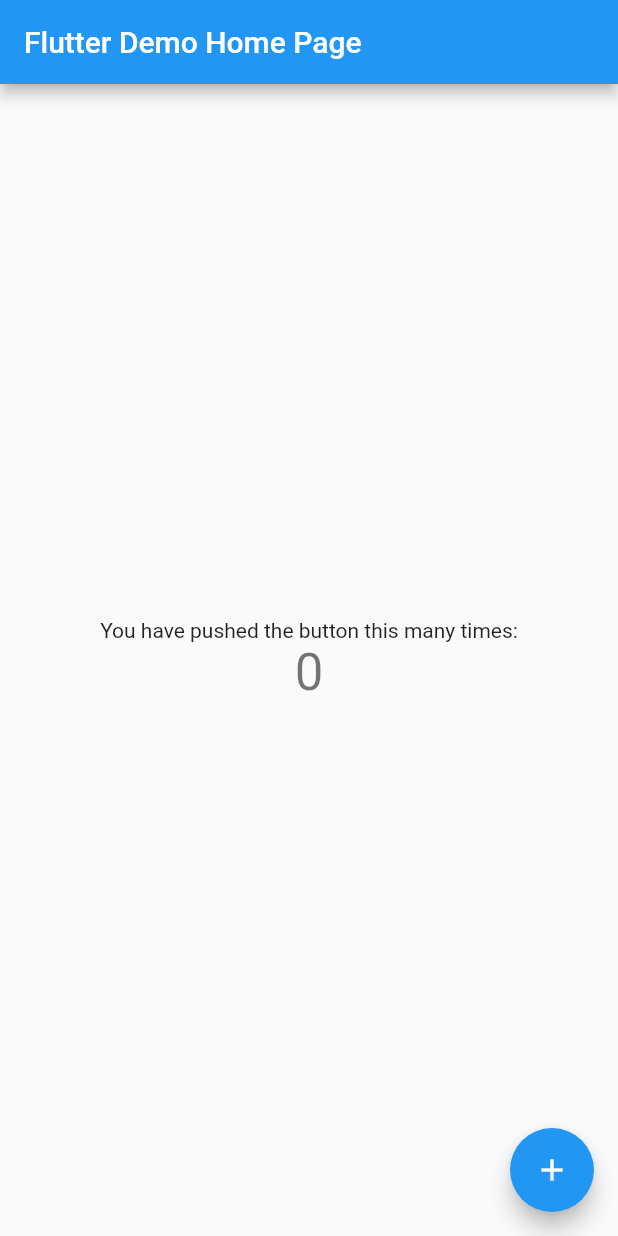
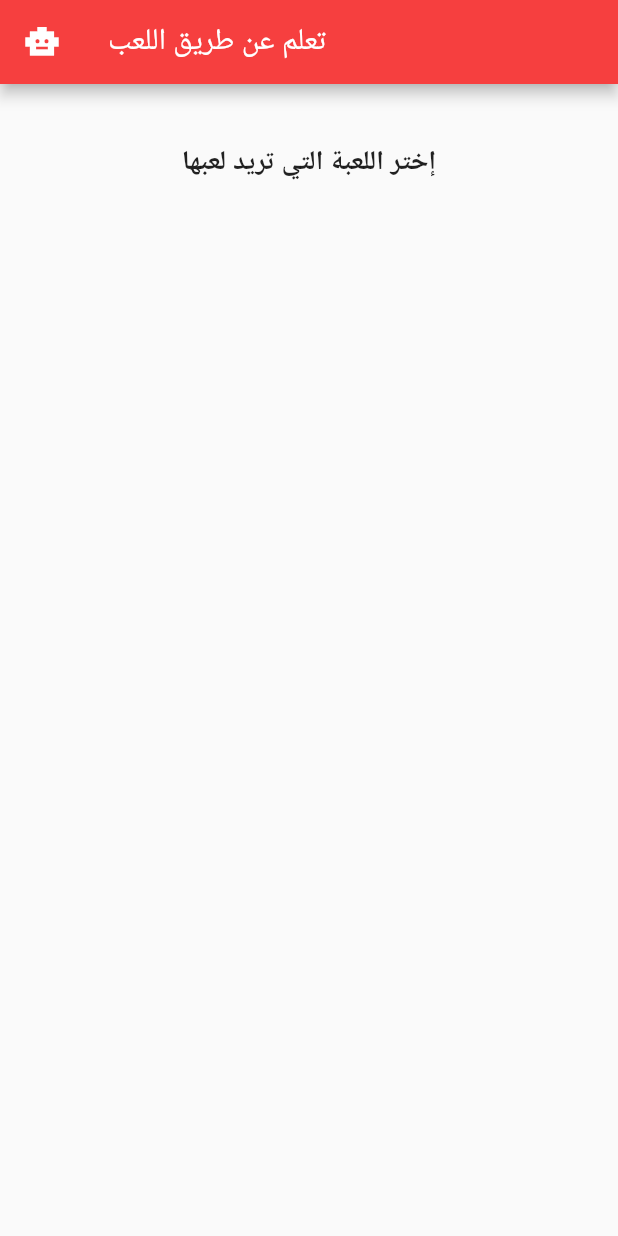
Before and after one commit to muradfarhat/Teach-App, a Flutter app: the screen it shows after launch, on a phone screen of 412 x 824 dp. Run offline on Flutter 3.47's test engine with Material 2 defaults, Android fonts, the light colour scheme and no system bars.

Commit message:
FirstPage

```diff
--- /dev/null
+++ b/lib/firstPage.dart
@@ -0,0 +1,36 @@
+import 'package:flutter/material.dart';
+
+class firstPage extends StatefulWidget {
+  firstPage({Key? key}) : super(key: key);
+
+  @override
+  State<firstPage> createState() => _firstPageState();
+}
+
+class _firstPageState extends State<firstPage> {
+  Color basicColor = const Color.fromARGB(255, 246, 63, 63);
+  @override
+  Widget build(BuildContext context) {
+    return Scaffold(
+      appBar: AppBar(
+        backgroundColor: basicColor,
+        leading: Icon(Icons.smart_toy_sharp),
+        title: Text("تعلم عن طريق اللعب"),
+      ),
+      body: SingleChildScrollView(
+          child: Column(
+        children: [
+          Container(
+            padding: const EdgeInsets.symmetric(vertical: 40),
+            width: double.infinity,
+            alignment: Alignment.center,
+            child: const Text(
+              "إختر اللعبة التي تريد لعبها",
+              style: TextStyle(fontSize: 18, fontWeight: FontWeight.bold),
+            ),
+          ),
+        ],
+      )),
+    );
+  }
+}
--- a/lib/main.dart
+++ b/lib/main.dart
@@ -1,4 +1,5 @@
 import 'package:flutter/material.dart';
+import 'package:teachapp/firstPage.dart';
 
 void main() {
   runApp(const MyApp());
@@ -11,105 +12,8 @@
   @override
   Widget build(BuildContext context) {
     return MaterialApp(
-      title: 'Flutter Demo',
-      theme: ThemeData(
-        // This is the theme of your application.
-        //
-        // Try running your application with "flutter run". You'll see the
-        // application has a blue toolbar. Then, without quitting the app, try
-        // changing the primarySwatch below to Colors.green and then invoke
-        // "hot reload" (press "r" in the console where you ran "flutter run",
-        // or simply save your changes to "hot reload" in a Flutter IDE).
-        // Notice that the counter didn't reset back to zero; the application
-        // is not restarted.
-        primarySwatch: Colors.blue,
-      ),
-      home: const MyHomePage(title: 'Flutter Demo Home Page'),
+      debugShowCheckedModeBanner: false,
+      home: firstPage(),
     );
   }
 }
-
-class MyHomePage extends StatefulWidget {
-  const MyHomePage({Key? key, required this.title}) : super(key: key);
-
-  // This widget is the home page of your application. It is stateful, meaning
-  // that it has a State object (defined below) that contains fields that affect
-  // how it looks.
-
-  // This class is the configuration for the state. It holds the values (in this
-  // case the title) provided by the parent (in this case the App widget) and
-  // used by the build method of the State. Fields in a Widget subclass are
-  // always marked "final".
-
-  final String title;
-
-  @override
-  State<MyHomePage> createState() => _MyHomePageState();
-}
-
-class _MyHomePageState extends State<MyHomePage> {
-  int _counter = 0;
-
-  void _incrementCounter() {
-    setState(() {
-      // This call to setState tells the Flutter framework that something has
-      // changed in this State, which causes it to rerun the build method below
-      // so that the display can reflect the updated values. If we changed
-      // _counter without calling setState(), then the build method would not be
-      // called again, and so nothing would appear to happen.
-      _counter++;
-    });
-  }
-
-  @override
-  Widget build(BuildContext context) {
-    // This method is rerun every time setState is called, for instance as done
-    // by the _incrementCounter method above.
-    //
-    // The Flutter framework has been optimized to make rerunning build methods
-    // fast, so that you can just rebuild anything that needs updating rather
-    // than having to individually change instances of widgets.
-    return Scaffold(
-      appBar: AppBar(
-        // Here we take the value from the MyHomePage object that was created by
-        // the App.build method, and use it to set our appbar title.
-        title: Text(widget.title),
-      ),
-      body: Center(
-        // Center is a layout widget. It takes a single child and positions it
-        // in the middle of the parent.
-        child: Column(
-          // Column is also a layout widget. It takes a list of children and
-          // arranges them vertically. By default, it sizes itself to fit its
-          // children horizontally, and tries to be as tall as its parent.
-          //
-          // Invoke "debug painting" (press "p" in the console, choose the
-          // "Toggle Debug Paint" action from the Flutter Inspector in Android
-          // Studio, or the "Toggle Debug Paint" command in Visual Studio Code)
-          // to see the wireframe for each widget.
-          //
-          // Column has various properties to control how it sizes itself and
-          // how it positions its children. Here we use mainAxisAlignment to
-          // center the children vertically; the main axis here is the vertical
-          // axis because Columns are vertical (the cross axis would be
-          // horizontal).
-          mainAxisAlignment: MainAxisAlignment.center,
-          children: <Widget>[
-            const Text(
-              'You have pushed the button this many times:',
-            ),
-            Text(
-              '$_counter',
-              style: Theme.of(context).textTheme.headline4,
-            ),
-          ],
-        ),
-      ),
-      floatingActionButton: FloatingActionButton(
-        onPressed: _incrementCounter,
-        tooltip: 'Increment',
-        child: const Icon(Icons.add),
-      ), // This trailing comma makes auto-formatting nicer for build methods.
-    );
-  }
-}
```
